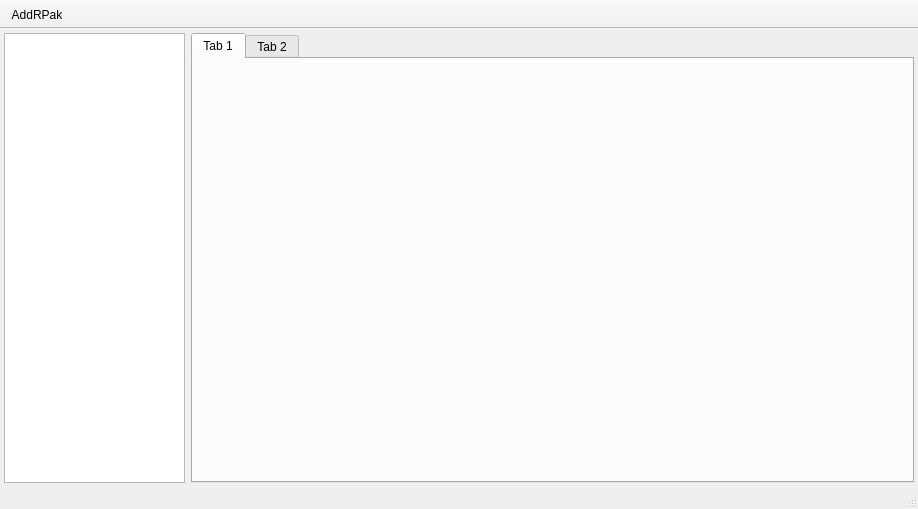
Above: src/application/repakgui.ui from Julefox/repak-gui before the change. Below: the same form after it.
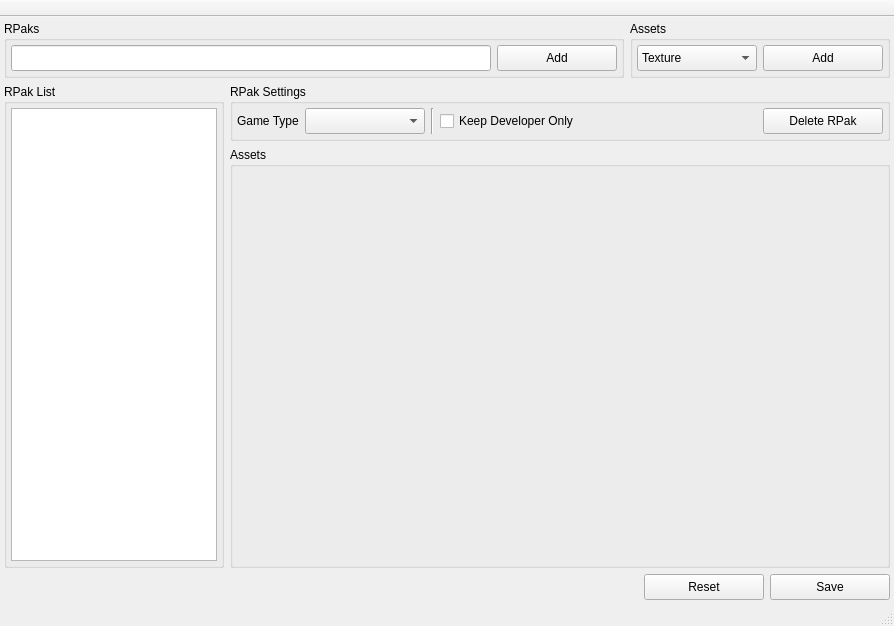
That is the form after the change.

Commit message: add RPakData & AssetData Variants

The edit to the form file:
```diff
--- a/src/application/repakgui.ui
+++ b/src/application/repakgui.ui
@@ -6,15 +6,21 @@
    <rect>
     <x>0</x>
     <y>0</y>
-    <width>918</width>
-    <height>509</height>
+    <width>894</width>
+    <height>626</height>
    </rect>
   </property>
+  <property name="minimumSize">
+   <size>
+    <width>800</width>
+    <height>400</height>
+   </size>
+  </property>
   <property name="windowTitle">
    <string>RePak</string>
   </property>
   <widget class="QWidget" name="centralWidget">
-   <layout class="QGridLayout" name="gridLayout" columnstretch="1,4">
+   <layout class="QGridLayout" name="gridLayout" rowstretch="0,0,1,0,0,0,0" columnstretch="1,0,0">
     <property name="leftMargin">
      <number>4</number>
     </property>
@@ -27,8 +33,98 @@
     <property name="bottomMargin">
      <number>4</number>
     </property>
-    <item row="0" column="0">
-     <widget class="QListWidget" name="listWidget">
+    <item row="1" column="1" colspan="2">
+     <widget class="QGroupBox" name="groupBox_3">
+      <property name="title">
+       <string>RPak Settings</string>
+      </property>
+      <layout class="QGridLayout" name="gridLayout_2">
+       <property name="leftMargin">
+        <number>4</number>
+       </property>
+       <property name="topMargin">
+        <number>4</number>
+       </property>
+       <property name="rightMargin">
+        <number>4</number>
+       </property>
+       <property name="bottomMargin">
+        <number>4</number>
+       </property>
+       <item row="0" column="2">
+        <widget class="Line" name="line">
+         <property name="orientation">
+          <enum>Qt::Orientation::Vertical</enum>
+         </property>
+        </widget>
+       </item>
+       <item row="0" column="3">
+        <widget class="QCheckBox" name="keepDevOnlyCheckBox">
+         <property name="minimumSize">
+          <size>
+           <width>0</width>
+           <height>26</height>
+          </size>
+         </property>
+         <property name="text">
+          <string>Keep Developer Only</string>
+         </property>
+        </widget>
+       </item>
+       <item row="0" column="0">
+        <widget class="QLabel" name="label">
+         <property name="minimumSize">
+          <size>
+           <width>0</width>
+           <height>26</height>
+          </size>
+         </property>
+         <property name="text">
+          <string>Game Type</string>
+         </property>
+        </widget>
+       </item>
+       <item row="0" column="1">
+        <widget class="QComboBox" name="gameTypeComboBox">
+         <property name="minimumSize">
+          <size>
+           <width>120</width>
+           <height>26</height>
+          </size>
+         </property>
+        </widget>
+       </item>
+       <item row="0" column="5">
+        <widget class="QPushButton" name="pushButton_3">
+         <property name="minimumSize">
+          <size>
+           <width>120</width>
+           <height>26</height>
+          </size>
+         </property>
+         <property name="text">
+          <string>Delete RPak</string>
+         </property>
+        </widget>
+       </item>
+       <item row="0" column="4">
+        <spacer name="horizontalSpacer_2">
+         <property name="orientation">
+          <enum>Qt::Orientation::Horizontal</enum>
+         </property>
+         <property name="sizeHint" stdset="0">
+          <size>
+           <width>40</width>
+           <height>20</height>
+          </size>
+         </property>
+        </spacer>
+       </item>
+      </layout>
+     </widget>
+    </item>
+    <item row="1" column="0" rowspan="2">
+     <widget class="QGroupBox" name="groupBox_4">
       <property name="minimumSize">
        <size>
         <width>160</width>
@@ -41,20 +137,233 @@
         <height>16777215</height>
        </size>
       </property>
+      <property name="title">
+       <string>RPak List</string>
+      </property>
+      <layout class="QGridLayout" name="gridLayout_3">
+       <property name="leftMargin">
+        <number>4</number>
+       </property>
+       <property name="topMargin">
+        <number>4</number>
+       </property>
+       <property name="rightMargin">
+        <number>4</number>
+       </property>
+       <property name="bottomMargin">
+        <number>4</number>
+       </property>
+       <item row="0" column="0">
+        <widget class="QListWidget" name="rpakListWidget">
+         <property name="minimumSize">
+          <size>
+           <width>160</width>
+           <height>0</height>
+          </size>
+         </property>
+         <property name="maximumSize">
+          <size>
+           <width>220</width>
+           <height>16777215</height>
+          </size>
+         </property>
+        </widget>
+       </item>
+      </layout>
      </widget>
     </item>
-    <item row="0" column="1">
-     <widget class="QTabWidget" name="tabWidget">
-      <widget class="QWidget" name="tab">
-       <attribute name="title">
-        <string>Tab 1</string>
-       </attribute>
-      </widget>
-      <widget class="QWidget" name="tab_2">
-       <attribute name="title">
-        <string>Tab 2</string>
-       </attribute>
-      </widget>
+    <item row="0" column="0" colspan="3">
+     <layout class="QHBoxLayout" name="horizontalLayout_3">
+      <item>
+       <widget class="QGroupBox" name="groupBox">
+        <property name="title">
+         <string>RPaks</string>
+        </property>
+        <layout class="QHBoxLayout" name="horizontalLayout">
+         <property name="leftMargin">
+          <number>4</number>
+         </property>
+         <property name="topMargin">
+          <number>4</number>
+         </property>
+         <property name="rightMargin">
+          <number>4</number>
+         </property>
+         <property name="bottomMargin">
+          <number>4</number>
+         </property>
+         <item>
+          <widget class="QLineEdit" name="rpakNameLineEdit">
+           <property name="minimumSize">
+            <size>
+             <width>180</width>
+             <height>26</height>
+            </size>
+           </property>
+          </widget>
+         </item>
+         <item>
+          <widget class="QPushButton" name="addRPakButton">
+           <property name="minimumSize">
+            <size>
+             <width>120</width>
+             <height>26</height>
+            </size>
+           </property>
+           <property name="text">
+            <string>Add</string>
+           </property>
+          </widget>
+         </item>
+        </layout>
+       </widget>
+      </item>
+      <item>
+       <widget class="QGroupBox" name="groupBox_2">
+        <property name="title">
+         <string>Assets</string>
+        </property>
+        <layout class="QHBoxLayout" name="horizontalLayout_2">
+         <property name="leftMargin">
+          <number>4</number>
+         </property>
+         <property name="topMargin">
+          <number>4</number>
+         </property>
+         <property name="rightMargin">
+          <number>4</number>
+         </property>
+         <property name="bottomMargin">
+          <number>4</number>
+         </property>
+         <item>
+          <widget class="QComboBox" name="assetComboBox">
+           <property name="minimumSize">
+            <size>
+             <width>120</width>
+             <height>26</height>
+            </size>
+           </property>
+           <item>
+            <property name="text">
+             <string>Texture</string>
+            </property>
+           </item>
+           <item>
+            <property name="text">
+             <string>Model</string>
+            </property>
+           </item>
+           <item>
+            <property name="text">
+             <string>Ui Image</string>
+            </property>
+           </item>
+           <item>
+            <property name="text">
+             <string>Patch</string>
+            </property>
+           </item>
+           <item>
+            <property name="text">
+             <string>Datatable</string>
+            </property>
+           </item>
+           <item>
+            <property name="text">
+             <string>Material</string>
+            </property>
+           </item>
+           <item>
+            <property name="text">
+             <string>Animation</string>
+            </property>
+           </item>
+          </widget>
+         </item>
+         <item>
+          <widget class="QPushButton" name="addAssetButton">
+           <property name="minimumSize">
+            <size>
+             <width>120</width>
+             <height>26</height>
+            </size>
+           </property>
+           <property name="text">
+            <string>Add</string>
+           </property>
+          </widget>
+         </item>
+        </layout>
+       </widget>
+      </item>
+     </layout>
+    </item>
+    <item row="5" column="0" colspan="3">
+     <layout class="QHBoxLayout" name="horizontalLayout_4">
+      <item>
+       <spacer name="horizontalSpacer">
+        <property name="orientation">
+         <enum>Qt::Orientation::Horizontal</enum>
+        </property>
+        <property name="sizeHint" stdset="0">
+         <size>
+          <width>40</width>
+          <height>20</height>
+         </size>
+        </property>
+       </spacer>
+      </item>
+      <item>
+       <widget class="QPushButton" name="pushButton">
+        <property name="minimumSize">
+         <size>
+          <width>120</width>
+          <height>26</height>
+         </size>
+        </property>
+        <property name="text">
+         <string>Reset</string>
+        </property>
+       </widget>
+      </item>
+      <item>
+       <widget class="QPushButton" name="pushButton_2">
+        <property name="minimumSize">
+         <size>
+          <width>120</width>
+          <height>26</height>
+         </size>
+        </property>
+        <property name="text">
+         <string>Save</string>
+        </property>
+       </widget>
+      </item>
+     </layout>
+    </item>
+    <item row="2" column="1" colspan="2">
+     <widget class="QGroupBox" name="groupBox_5">
+      <property name="title">
+       <string>Assets</string>
+      </property>
+      <layout class="QGridLayout" name="gridLayout_4">
+       <property name="leftMargin">
+        <number>4</number>
+       </property>
+       <property name="topMargin">
+        <number>4</number>
+       </property>
+       <property name="rightMargin">
+        <number>4</number>
+       </property>
+       <property name="bottomMargin">
+        <number>4</number>
+       </property>
+       <item row="0" column="0">
+        <layout class="QVBoxLayout" name="assetLayout"/>
+       </item>
+      </layout>
      </widget>
     </item>
    </layout>
@@ -83,19 +392,7 @@
    <attribute name="toolBarBreak">
     <bool>false</bool>
    </attribute>
-   <addaction name="actionAddRPak"/>
   </widget>
-  <action name="actionAddRPak">
-   <property name="text">
-    <string>AddRPak</string>
-   </property>
-   <property name="toolTip">
-    <string>Add a new RPak</string>
-   </property>
-   <property name="menuRole">
-    <enum>QAction::MenuRole::NoRole</enum>
-   </property>
-  </action>
  </widget>
  <layoutdefault spacing="6" margin="11"/>
  <resources>
```
Left out of the diff: 10 changed lines with no effect on the pictures. The commit also changes 12 other files.
